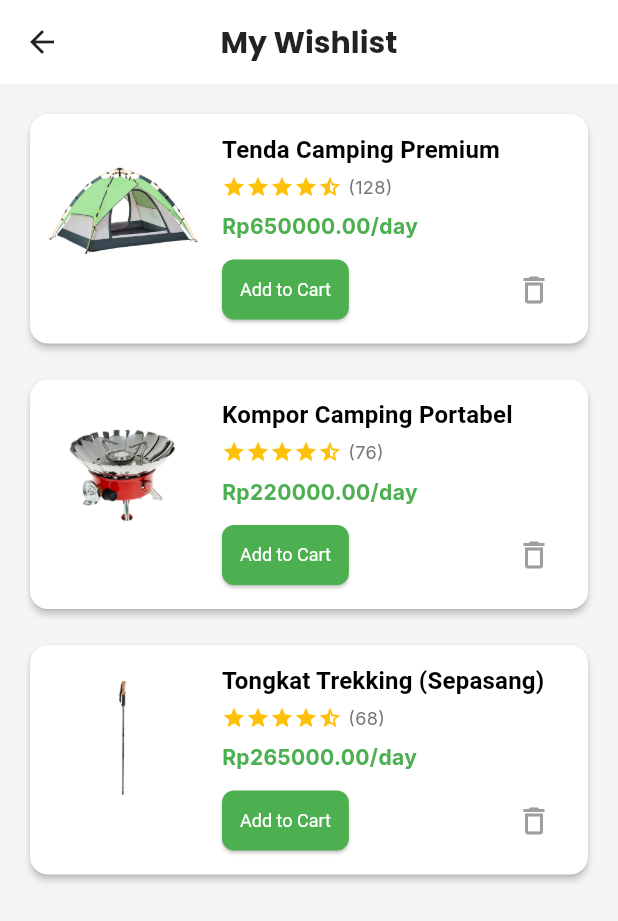
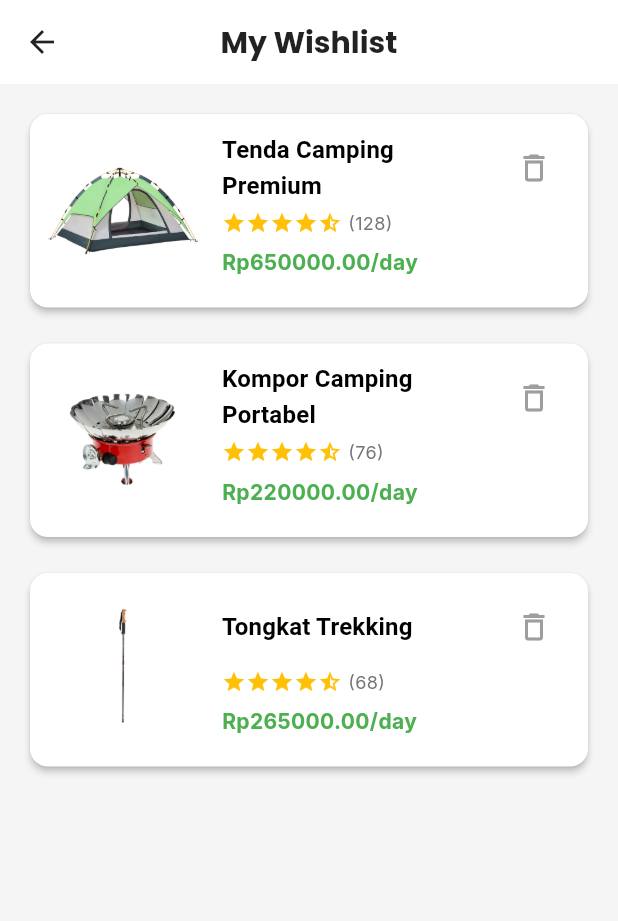
Before and after one commit to frzxw/quiz_provis_c1_2025, a Flutter app: the WishlistScreen screen opened directly, on a phone screen of 412 x 824 dp. Shown: the top 921 px of the screen. Run offline on Flutter 3.47's test engine with Material 3 defaults, Android fonts, the light colour scheme and no system bars; our stand-ins replace google_fonts.

Commit message:
refactor product names and improve UI layout in promotion and wishlist cards

```diff
--- a/lib/models/product.dart
+++ b/lib/models/product.dart
@@ -121,7 +121,7 @@ List<Product> sampleItems = [
   ),
   Product(
     id: 5,
-    name: 'Tongkat Trekking (Sepasang)',
+    name: 'Tongkat Trekking',
     description:
         'Tongkat trekking aluminium yang dapat disesuaikan dengan pegangan nyaman. Sempurna untuk perjalanan hiking dan backpacking.',
     price: 265000,
--- a/lib/widgets/promotion_card.dart
+++ b/lib/widgets/promotion_card.dart
@@ -23,7 +23,7 @@ class PromotionCard extends StatelessWidget {
           borderRadius: BorderRadius.circular(12),
           boxShadow: [
             BoxShadow(
-              color: Colors.black.withOpacity(0.05),
+              color: Colors.black.withAlpha(13),
               blurRadius: 10,
               offset: const Offset(0, 2),
             ),
@@ -52,13 +52,13 @@ class PromotionCard extends StatelessWidget {
                         end: Alignment.bottomCenter,
                         colors: [
                           Colors.transparent,
-                          Colors.black.withOpacity(0.5),
+                          Colors.black.withAlpha(128),
                         ],
                       ),
                     ),
                   ),
                   Positioned(
-                    bottom: 8,
+                    bottom: 16,
                     left: 8,
                     child: Container(
                       padding: const EdgeInsets.symmetric(
--- a/lib/widgets/wishlist_item_card.dart
+++ b/lib/widgets/wishlist_item_card.dart
@@ -49,13 +49,28 @@ class WishlistItemCard extends StatelessWidget {
                 child: Column(
                   crossAxisAlignment: CrossAxisAlignment.start,
                   children: [
-                    Text(
+                    Row(
+                      mainAxisAlignment: MainAxisAlignment.spaceBetween,
+                      children: [
+                        Expanded(
+                          child: Text(
                             item.name,
                             style: theme.textTheme.titleMedium?.copyWith(
                               fontWeight: FontWeight.bold,
                             ),
                             maxLines: 2,
                             overflow: TextOverflow.ellipsis,
+                          ),
+                        ),
+                        Align(
+                          alignment: Alignment.topRight,
+                          child: IconButton(
+                            icon: const Icon(Icons.delete_outline),
+                            onPressed: onRemove,
+                            color: Colors.grey,
+                          ),
+                        ),
+                      ],
                     ),
                     const SizedBox(height: 4),
                     Row(
@@ -102,35 +117,6 @@ class WishlistItemCard extends StatelessWidget {
                         ),
                       ),
                     const SizedBox(height: 8),
-                    Row(
-                      mainAxisAlignment: MainAxisAlignment.spaceBetween,
-                      children: [
-                        ElevatedButton(
-                          onPressed: () {
-                            // Add to cart
-                            ScaffoldMessenger.of(context).showSnackBar(
-                              const SnackBar(
-                                content: Text('Added to cart'),
-                                duration: Duration(seconds: 2),
-                              ),
-                            );
-                          },
-                          style: ElevatedButton.styleFrom(
-                            padding: const EdgeInsets.symmetric(
-                              horizontal: 12,
-                              vertical: 8,
-                            ),
-                            textStyle: const TextStyle(fontSize: 12),
-                          ),
-                          child: const Text('Add to Cart'),
-                        ),
-                        IconButton(
-                          icon: const Icon(Icons.delete_outline),
-                          onPressed: onRemove,
-                          color: Colors.grey,
-                        ),
-                      ],
-                    ),
                   ],
                 ),
               ),
```
Also changed, not shown: lib/widgets/cart_item_card.dart (+9 -9 lines), lib/widgets/item_card.dart (+8 -4 lines), lib/widgets/promotion_package_card.dart (+3 -10 lines). Lines whose indentation alone changed are shown as unchanged.
